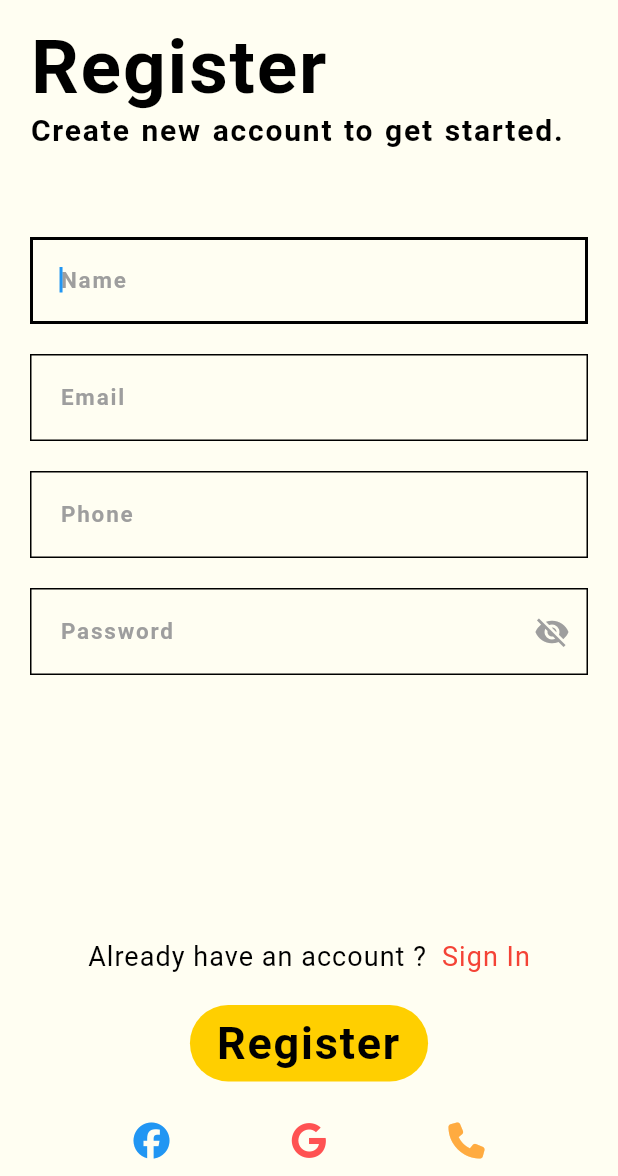
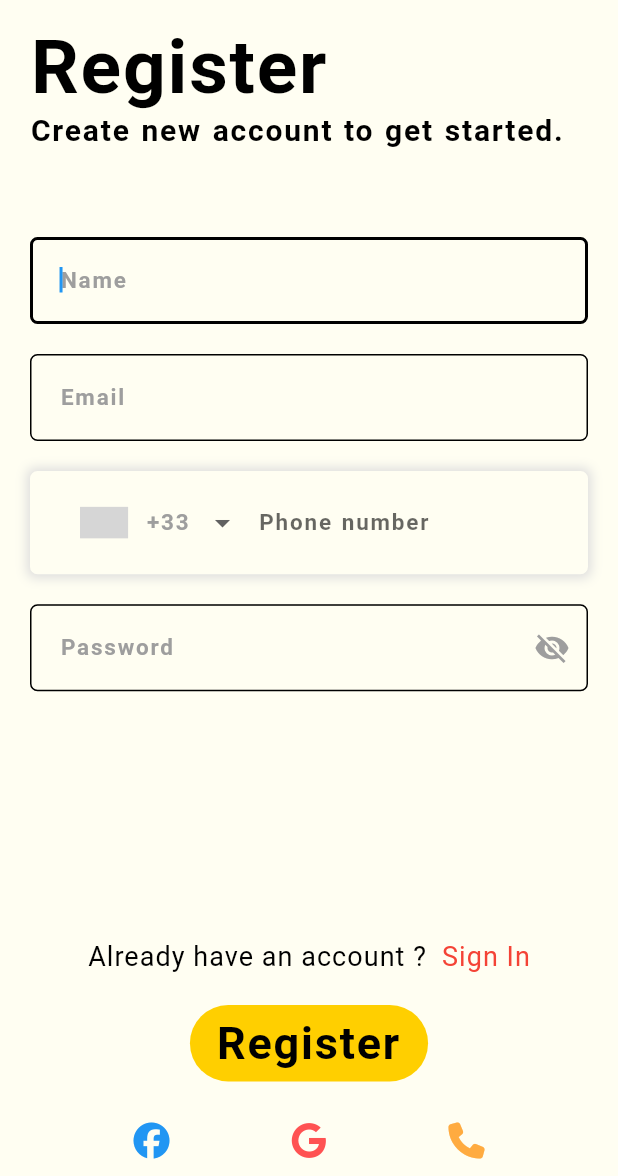
Before and after one commit to sysall/blackanova, a Flutter app: the RegisterPage screen opened directly, on a phone screen of 412 x 824 dp, the part 60-1236 px from its top. Run offline on Flutter 3.47's test engine with Material 2 defaults, Android fonts, the phone set to English and light mode, and no system bars; drawn by our look-alikes of intl_phone_number_input; our stand-ins replace cloud_firestore, firebase_auth, flutter_svg_provider, font_awesome_flutter, google_fonts, page_transition; missing offline and left inert: onboarding; accounts and stored records are empty; Roboto replaces fonts that are missing (Alegreya); grey boxes are pictures that could not be loaded.

```diff
--- a/lib/screens/register_page.dart
+++ b/lib/screens/register_page.dart
@@ -1,4 +1,5 @@
 import 'package:blackanova/all_imprts.dart';
+import 'package:blackanova/screens/phone_page.dart';
 import 'package:blackanova/screens/signin_page.dart';
 import 'package:blackanova/widgets/my_text_button.dart';
 import 'package:blackanova/widgets/my_text_field.dart';
@@ -7,6 +8,7 @@ import 'package:flutter/material.dart';
 import 'package:flutter_svg_provider/flutter_svg_provider.dart';
 import 'package:font_awesome_flutter/font_awesome_flutter.dart';
 import 'package:firebase_auth/firebase_auth.dart';
+import 'package:intl_phone_number_input/intl_phone_number_input.dart';
 
 class RegisterPage extends StatefulWidget {
   const RegisterPage({Key? key}) : super(key: key);
@@ -24,6 +26,7 @@ class _RegisterPageState extends State<RegisterPage> {
   final passwordController = TextEditingController();
 
   bool isPasswordVisible = false;
+  PhoneNumber number = PhoneNumber(isoCode: 'FR');
   //FirebaseAuth auth = FirebaseAuth.instance;
 
   @override
@@ -97,7 +100,8 @@ class _RegisterPageState extends State<RegisterPage> {
                                 inputType: TextInputType.emailAddress,
                                 myController: emailController,
                                 validator: (value) {
-                                  RegExp regex = RegExp(AppRegex.authentication.email);
+                                  RegExp regex =
+                                      RegExp(AppRegex.authentication.email);
                                   if (value == null || value.isEmpty) {
                                     return 'Please enter email';
                                   } else if (!regex.hasMatch(value)) {
@@ -105,16 +109,51 @@ class _RegisterPageState extends State<RegisterPage> {
                                   }
                                   return null;
                                 }),
-                            MyTextField(
-                              hintText: 'Phone',
-                              inputType: TextInputType.phone,
-                              myController: phoneController,
+                            Padding(
+                              padding: const EdgeInsets.symmetric(vertical: 10),
+                              child: Container(
+                                padding: const EdgeInsets.symmetric(vertical: 9, horizontal:20),
+                                decoration: BoxDecoration(
+                                  boxShadow:  const [
+                                    BoxShadow(
+                                      color: Color(0xffDDDDDD),
+                                      blurRadius: 6.0,
+                                      spreadRadius: 2.0,
+                                      offset: Offset(0.0, 0.0),
+                                    )
+                                  ] ,
+                                  color: AppColors.blackanova.background,
+                                  borderRadius: BorderRadius.circular(5.0),
+                                  border: Border.all(
+                                    width: 1.4,
+                                    color: AppColors.blackanova.background,
+                                  ),
+                                ),
+                                child: InternationalPhoneNumberInput(
+                                  onInputChanged: (PhoneNumber number) {
+                                    debugPrint(number.phoneNumber);
+                                  },
+                                  onInputValidated: (bool value) {
+                                    debugPrint('$value');
+                                  },
+                                  autoValidateMode: AutovalidateMode.disabled,
+                                  textStyle: AppTextStyles.blackanova.alegreyaFieldTitle,
+                                  selectorTextStyle: AppTextStyles.blackanova.alegreyaFieldTitle,
+                                  initialValue: number,
+                                  textFieldController: phoneController,
+                                  formatInput: false,
+                                  inputBorder: InputBorder.none,
                                   validator: (value) {
                                     if (value == null || value.isEmpty) {
                                       return 'Please enter your number';
                                     }
                                     return null;
                                   },
+                                  onSaved: (PhoneNumber number) {
+                                    print('On Saved: $number');
+                                  },
+                                ),
+                              ),
                             ),
                             MyTextField(
                               hintText: 'Password',
@@ -128,7 +167,8 @@ class _RegisterPageState extends State<RegisterPage> {
                                 });
                               },
                               validator: (value) {
-                                RegExp passwordValid = RegExp(AppRegex.authentication.password);
+                                RegExp passwordValid =
+                                    RegExp(AppRegex.authentication.password);
                                 if (value == null || value.isEmpty) {
                                   return 'Please enter password';
                                 } else if (value.length < 6) {
@@ -164,7 +204,8 @@ class _RegisterPageState extends State<RegisterPage> {
                             },
                             child: Text(
                               "Sign In",
-                              style: AppTextStyles.blackanova.alegreyaDescription
+                              style: AppTextStyles
+                                  .blackanova.alegreyaDescription
                                   .copyWith(
                                 color: Colors.red,
                               ),
@@ -214,7 +255,14 @@ class _RegisterPageState extends State<RegisterPage> {
                                 color: Colors.redAccent,
                               )),
                           IconButton(
-                              onPressed: () {},
+                              onPressed: () {
+                                Navigator.push(
+                                  context,
+                                  CupertinoPageRoute(
+                                    builder: (context) =>  const PhoneLogin(),
+                                  ),
+                                );
+                              },
                               icon: const Icon(
                                 FontAwesomeIcons.phone,
                                 color: Colors.orangeAccent,
--- a/lib/widgets/my_text_field.dart
+++ b/lib/widgets/my_text_field.dart
@@ -35,13 +35,14 @@ class MyTextField extends StatelessWidget {
         textInputAction: TextInputAction.next,
         validator: validator,
         decoration: InputDecoration(
-           suffixIcon: isPassword ? GestureDetector(
+          suffixIcon: isPassword
+              ? GestureDetector(
                   onTap: onTap,
                   child: Icon(
                     isPasswordVisible ? Icons.visibility : Icons.visibility_off,
                     color: Colors.grey,
-            )
-          ) : null,
+                  ))
+              : null,
           contentPadding: const EdgeInsets.all(20),
           hintText: hintText,
           hintStyle: AppTextStyles.blackanova.alegreyaFieldTitle,
@@ -50,24 +51,26 @@ class MyTextField extends StatelessWidget {
               color: Colors.black,
               width: 1,
             ),
-            borderRadius: BorderRadius.circular(0.0),
+            borderRadius: BorderRadius.circular(5.0),
           ),
-          errorBorder: const OutlineInputBorder(
-              borderSide: BorderSide(
+          errorBorder: OutlineInputBorder(
+              borderSide: const BorderSide(
                 width: 1,
                 color: Colors.redAccent,
-          )),
-          focusedErrorBorder: const OutlineInputBorder(
-              borderSide: BorderSide(
+              ),
+              borderRadius: BorderRadius.circular(5.0)),
+          focusedErrorBorder: OutlineInputBorder(
+              borderSide: const BorderSide(
                 width: 3,
                 color: Colors.redAccent,
-              )) ,
+              ),
+              borderRadius: BorderRadius.circular(5.0)),
           focusedBorder: OutlineInputBorder(
             borderSide: const BorderSide(
               color: Colors.black,
               width: 2,
             ),
-            borderRadius: BorderRadius.circular(0.0),
+            borderRadius: BorderRadius.circular(5.0),
           ),
         ),
       ),
--- a/pubspec.yaml
+++ b/pubspec.yaml
@@ -55,6 +55,8 @@ dependencies:
   font_awesome_flutter: ^10.1.0
   firebase_messaging: ^14.1.0
   google_fonts: ^3.0.1
+  intl_phone_number_input: ^0.7.1
+  country_codes: ^2.2.0
 
 
 
```
Also changed, not shown: lib/screens/signin_page.dart (+20 -4 lines), lib/screens/welcome_page.dart (+12 -12 lines), 1 other file. Lines whose indentation alone changed are shown as unchanged.
